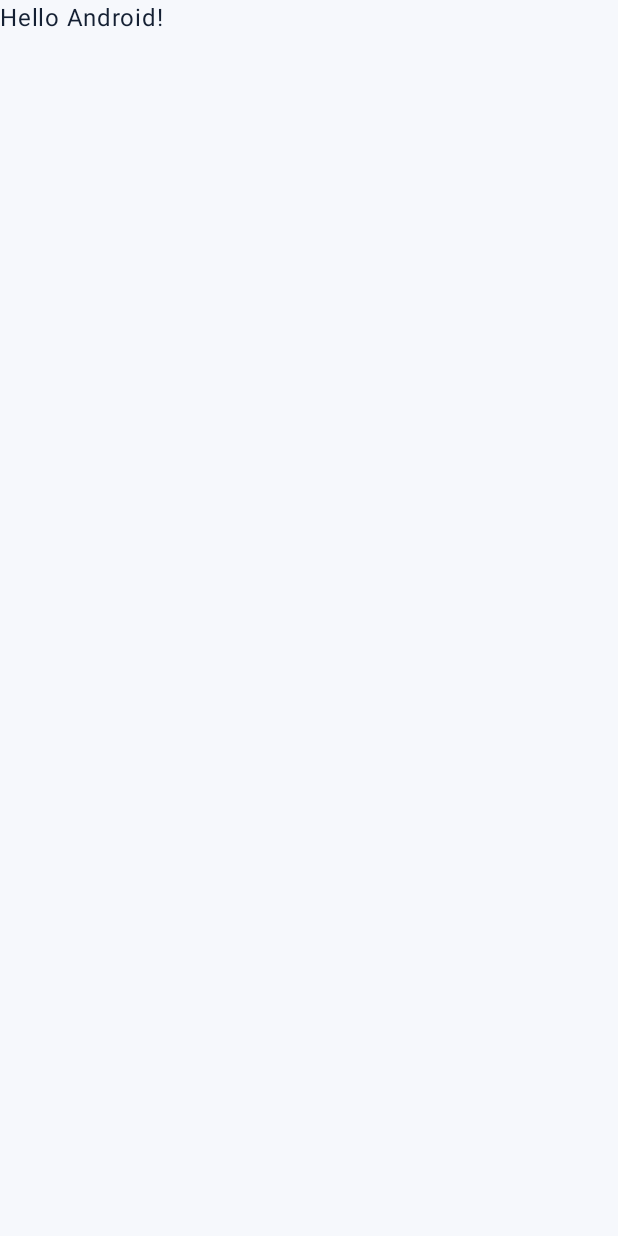
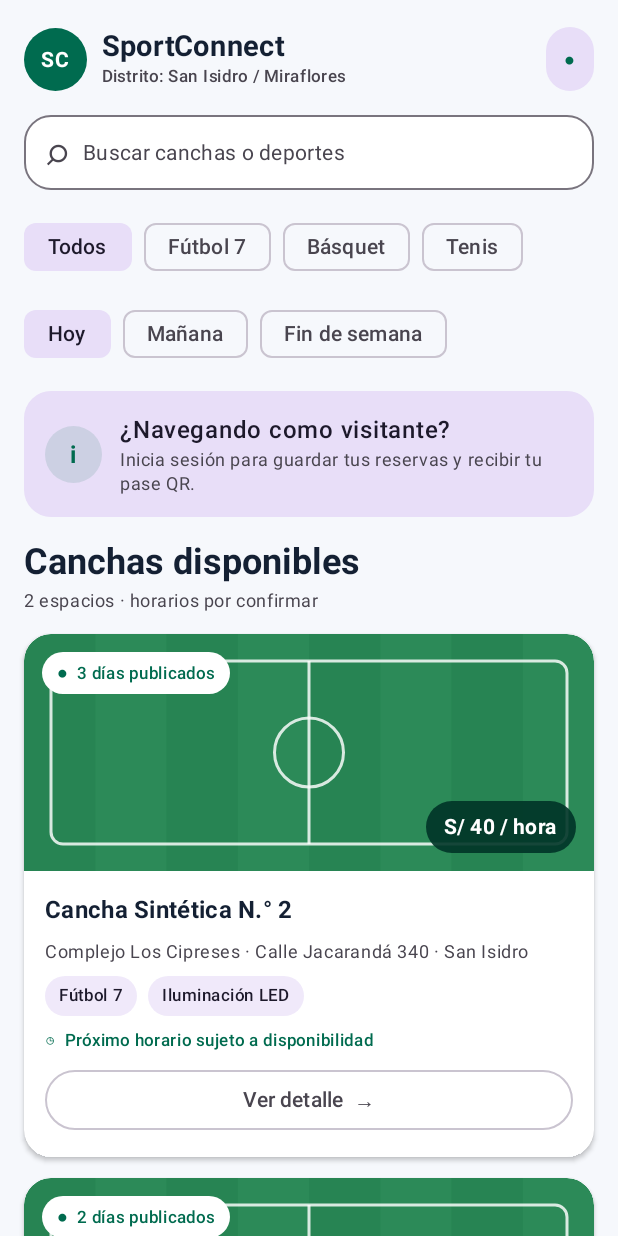
Before and after one commit to Mizaki92/SportConnect, an Android app built with Jetpack Compose: the screen it shows after launch (MainActivity), on a phone screen of 412 x 824 dp. Before the commit the screen is almost empty. Run offline under Robolectric (Android 15) with nearby library versions, the phone set to English and light mode, and no system bars.

Commit message:
feat(explorar): pantalla de explorar deportes.

```diff
--- a/app/src/main/java/com/grupo2/sportconnect/MainActivity.kt
+++ b/app/src/main/java/com/grupo2/sportconnect/MainActivity.kt
@@ -4,13 +4,7 @@ import android.os.Bundle
 import androidx.activity.ComponentActivity
 import androidx.activity.compose.setContent
 import androidx.activity.enableEdgeToEdge
-import androidx.compose.foundation.layout.fillMaxSize
-import androidx.compose.foundation.layout.padding
-import androidx.compose.material3.Scaffold
-import androidx.compose.material3.Text
-import androidx.compose.runtime.Composable
-import androidx.compose.ui.Modifier
-import androidx.compose.ui.tooling.preview.Preview
+import com.grupo2.sportconnect.ui.ExploreScreen
 import com.grupo2.sportconnect.ui.theme.SportConnectTheme
 
 class MainActivity : ComponentActivity() {
@@ -19,29 +13,8 @@ class MainActivity : ComponentActivity() {
         enableEdgeToEdge()
         setContent {
             SportConnectTheme {
-                Scaffold(modifier = Modifier.fillMaxSize()) { innerPadding ->
-                    Greeting(
-                        name = "Android",
-                        modifier = Modifier.padding(innerPadding)
-                    )
-                }
+                ExploreScreen()
             }
         }
     }
 }
-
-@Composable
-fun Greeting(name: String, modifier: Modifier = Modifier) {
-    Text(
-        text = "Hello $name!",
-        modifier = modifier
-    )
-}
-
-@Preview(showBackground = true)
-@Composable
-fun GreetingPreview() {
-    SportConnectTheme {
-        Greeting("Android")
-    }
-}
--- /dev/null
+++ b/app/src/main/java/com/grupo2/sportconnect/ui/ExploreScreen.kt
@@ -0,0 +1,526 @@
+package com.grupo2.sportconnect.ui
+
+import androidx.compose.foundation.Canvas
+import androidx.compose.foundation.background
+import androidx.compose.foundation.border
+import androidx.compose.foundation.horizontalScroll
+import androidx.compose.foundation.layout.Arrangement
+import androidx.compose.foundation.layout.Box
+import androidx.compose.foundation.layout.Column
+import androidx.compose.foundation.layout.Row
+import androidx.compose.foundation.layout.Spacer
+import androidx.compose.foundation.layout.fillMaxSize
+import androidx.compose.foundation.layout.fillMaxWidth
+import androidx.compose.foundation.layout.height
+import androidx.compose.foundation.layout.padding
+import androidx.compose.foundation.layout.safeDrawingPadding
+import androidx.compose.foundation.layout.size
+import androidx.compose.foundation.layout.width
+import androidx.compose.foundation.lazy.LazyColumn
+import androidx.compose.foundation.lazy.items
+import androidx.compose.foundation.rememberScrollState
+import androidx.compose.foundation.shape.CircleShape
+import androidx.compose.foundation.shape.RoundedCornerShape
+import androidx.compose.foundation.text.BasicTextField
+import androidx.compose.foundation.text.KeyboardOptions
+import androidx.compose.material3.AlertDialog
+import androidx.compose.material3.Card
+import androidx.compose.material3.CardDefaults
+import androidx.compose.material3.FilterChip
+import androidx.compose.material3.MaterialTheme
+import androidx.compose.material3.OutlinedButton
+import androidx.compose.material3.Surface
+import androidx.compose.material3.Text
+import androidx.compose.material3.TextButton
+import androidx.compose.runtime.Composable
+import androidx.compose.runtime.getValue
+import androidx.compose.runtime.mutableStateOf
+import androidx.compose.runtime.remember
+import androidx.compose.runtime.saveable.rememberSaveable
+import androidx.compose.runtime.setValue
+import androidx.compose.ui.Alignment
+import androidx.compose.ui.Modifier
+import androidx.compose.ui.draw.clip
+import androidx.compose.ui.draw.shadow
+import androidx.compose.ui.geometry.Offset
+import androidx.compose.ui.geometry.Size
+import androidx.compose.ui.graphics.Color
+import androidx.compose.ui.graphics.drawscope.Stroke
+import androidx.compose.ui.text.font.FontWeight
+import androidx.compose.ui.text.input.ImeAction
+import androidx.compose.ui.text.style.TextOverflow
+import androidx.compose.ui.unit.dp
+import androidx.compose.ui.unit.sp
+
+internal data class Court(
+    val name: String,
+    val venue: String,
+    val address: String,
+    val sport: String,
+    val surface: String,
+    val features: String,
+    val price: String,
+    val availableDays: Set<String>
+)
+
+internal val sampleCourts = listOf(
+    Court(
+        name = "Cancha Sintética N.° 2",
+        venue = "Complejo Los Cipreses",
+        address = "Calle Jacarandá 340 · San Isidro",
+        sport = "Fútbol 7",
+        surface = "Césped sintético",
+        features = "Iluminación LED",
+        price = "S/ 40",
+        availableDays = setOf("Hoy", "Mañana", "Fin de semana")
+    ),
+    Court(
+        name = "Losa Multiuso B",
+        venue = "Polideportivo Central",
+        address = "Av. del Ejército 1120 · Miraflores",
+        sport = "Básquet",
+        surface = "Piso de resina",
+        features = "Focos LED",
+        price = "Gratis",
+        availableDays = setOf("Hoy", "Fin de semana")
+    ),
+    Court(
+        name = "Cancha de tenis 1",
+        venue = "Complejo Los Cipreses",
+        address = "Calle Jacarandá 340 · San Isidro",
+        sport = "Tenis",
+        surface = "Superficie dura",
+        features = "Iluminación nocturna",
+        price = "S/ 25",
+        availableDays = setOf("Mañana")
+    )
+)
+
+internal fun filterCourts(
+    courts: List<Court>,
+    query: String,
+    sport: String,
+    day: String
+): List<Court> {
+    val normalizedQuery = query.trim()
+    return courts.filter { court ->
+        val matchesQuery = normalizedQuery.isEmpty() ||
+            listOf(court.name, court.venue, court.address, court.sport)
+                .any { it.contains(normalizedQuery, ignoreCase = true) }
+        val matchesSport = sport == "Todos" || court.sport == sport
+        val matchesDay = court.availableDays.contains(day)
+        matchesQuery && matchesSport && matchesDay
+    }
+}
+
+@Composable
+fun ExploreScreen() {
+    var query by rememberSaveable { mutableStateOf("") }
+    var selectedSport by rememberSaveable { mutableStateOf("Todos") }
+    var selectedDay by rememberSaveable { mutableStateOf("Hoy") }
+    var selectedCourt by remember { mutableStateOf<Court?>(null) }
+    val sports = listOf("Todos", "Fútbol 7", "Básquet", "Tenis")
+    val days = listOf("Hoy", "Mañana", "Fin de semana")
+    val filteredCourts = filterCourts(sampleCourts, query, selectedSport, selectedDay)
+    val colors = MaterialTheme.colorScheme
+
+    Box(
+        modifier = Modifier
+            .fillMaxSize()
+            .background(colors.background)
+            .safeDrawingPadding()
+            .padding(top = 8.dp)
+    ) {
+        LazyColumn(
+            modifier = Modifier.fillMaxSize(),
+            contentPadding = androidx.compose.foundation.layout.PaddingValues(
+                start = 16.dp,
+                top = 8.dp,
+                end = 16.dp,
+                bottom = 24.dp
+            ),
+            verticalArrangement = Arrangement.spacedBy(14.dp)
+        ) {
+            item {
+                Header()
+            }
+            item {
+                SearchField(
+                    query = query,
+                    onQueryChange = { query = it }
+                )
+            }
+            item {
+                Column(verticalArrangement = Arrangement.spacedBy(10.dp)) {
+                    FilterRow(
+                        options = sports,
+                        selected = selectedSport,
+                        onSelect = { selectedSport = it }
+                    )
+                    FilterRow(
+                        options = days,
+                        selected = selectedDay,
+                        onSelect = { selectedDay = it }
+                    )
+                }
+            }
+            item {
+                VisitorMessage()
+            }
+            item {
+                Column(verticalArrangement = Arrangement.spacedBy(2.dp)) {
+                    Text(
+                        text = "Canchas disponibles",
+                        style = MaterialTheme.typography.headlineSmall,
+                        fontWeight = FontWeight.Bold,
+                        color = colors.onBackground
+                    )
+                    Text(
+                        text = "${filteredCourts.size} espacios · horarios por confirmar",
+                        style = MaterialTheme.typography.bodySmall,
+                        color = colors.onSurfaceVariant
+                    )
+                }
+            }
+            if (filteredCourts.isEmpty()) {
+                item {
+                    EmptyResults()
+                }
+            } else {
+                items(filteredCourts, key = { it.name }) { court ->
+                    CourtCard(court = court, onDetails = { selectedCourt = court })
+                }
+            }
+        }
+    }
+
+    selectedCourt?.let { court ->
+        AlertDialog(
+            onDismissRequest = { selectedCourt = null },
+            title = { Text(court.name, fontWeight = FontWeight.Bold) },
+            text = {
+                Column(verticalArrangement = Arrangement.spacedBy(8.dp)) {
+                    Text(court.venue, fontWeight = FontWeight.SemiBold)
+                    Text(court.address)
+                    Text("${court.sport} · ${court.surface}")
+                    Text("Tarifa referencial: ${court.price} / hora")
+                    Text(
+                        "Esta vista usa datos de demostración. La disponibilidad real y las reservas se conectarán al backend en otro avance.",
+                        color = MaterialTheme.colorScheme.onSurfaceVariant
+                    )
+                }
+            },
+            confirmButton = {
+                TextButton(onClick = { selectedCourt = null }) {
+                    Text("Entendido")
+                }
+            }
+        )
+    }
+}
+
+@Composable
+private fun Header() {
+    Row(
+        modifier = Modifier
+            .fillMaxWidth()
+            .padding(vertical = 2.dp),
+        verticalAlignment = Alignment.CenterVertically
+    ) {
+        Box(
+            modifier = Modifier
+                .size(42.dp)
+                .clip(CircleShape)
+                .background(MaterialTheme.colorScheme.primary),
+            contentAlignment = Alignment.Center
+        ) {
+            Text("SC", color = Color.White, fontWeight = FontWeight.Bold, fontSize = 14.sp)
+        }
+        Spacer(Modifier.width(10.dp))
+        Column(modifier = Modifier.weight(1f)) {
+            Text(
+                "SportConnect",
+                fontSize = 19.sp,
+                fontWeight = FontWeight.Bold,
+                color = MaterialTheme.colorScheme.onBackground
+            )
+            Text(
+                "Distrito: San Isidro / Miraflores",
+                style = MaterialTheme.typography.labelSmall,
+                color = MaterialTheme.colorScheme.onSurfaceVariant
+            )
+        }
+        Surface(
+            shape = CircleShape,
+            color = MaterialTheme.colorScheme.secondaryContainer
+        ) {
+            Text(
+                text = "●",
+                modifier = Modifier.padding(horizontal = 12.dp, vertical = 9.dp),
+                color = MaterialTheme.colorScheme.primary,
+                fontSize = 12.sp
+            )
+        }
+    }
+}
+
+@Composable
+private fun SearchField(query: String, onQueryChange: (String) -> Unit) {
+    Surface(
+        modifier = Modifier
+            .fillMaxWidth()
+            .height(50.dp)
+            .border(1.dp, MaterialTheme.colorScheme.outline, RoundedCornerShape(18.dp)),
+        shape = RoundedCornerShape(18.dp),
+        color = MaterialTheme.colorScheme.surface
+    ) {
+        Row(
+            modifier = Modifier.padding(horizontal = 14.dp),
+            verticalAlignment = Alignment.CenterVertically
+        ) {
+            Text("⌕", fontSize = 25.sp, color = MaterialTheme.colorScheme.onSurfaceVariant)
+            Spacer(Modifier.width(9.dp))
+            BasicTextField(
+                value = query,
+                onValueChange = onQueryChange,
+                modifier = Modifier.fillMaxWidth(),
+                singleLine = true,
+                keyboardOptions = KeyboardOptions(imeAction = ImeAction.Search),
+                textStyle = MaterialTheme.typography.bodyMedium.copy(
+                    color = MaterialTheme.colorScheme.onSurface
+                ),
+                decorationBox = { innerTextField ->
+                    Box {
+                        if (query.isEmpty()) {
+                            Text(
+                                "Buscar canchas o deportes",
+                                color = MaterialTheme.colorScheme.onSurfaceVariant,
+                                style = MaterialTheme.typography.bodyMedium
+                            )
+                        }
+                        innerTextField()
+                    }
+                }
+            )
+        }
+    }
+}
+
+@Composable
+private fun FilterRow(
+    options: List<String>,
+    selected: String,
+    onSelect: (String) -> Unit
+) {
+    Row(
+        modifier = Modifier.horizontalScroll(rememberScrollState()),
+        horizontalArrangement = Arrangement.spacedBy(8.dp)
+    ) {
+        options.forEach { option ->
+            FilterChip(
+                selected = selected == option,
+                onClick = { onSelect(option) },
+                label = { Text(option) }
+            )
+        }
+    }
+}
+
+@Composable
+private fun VisitorMessage() {
+    Card(
+        colors = CardDefaults.cardColors(containerColor = MaterialTheme.colorScheme.secondaryContainer),
+        shape = RoundedCornerShape(18.dp)
+    ) {
+        Row(
+            modifier = Modifier.padding(14.dp),
+            verticalAlignment = Alignment.CenterVertically
+        ) {
+            Box(
+                modifier = Modifier
+                    .size(38.dp)
+                    .clip(CircleShape)
+                    .background(MaterialTheme.colorScheme.primary.copy(alpha = 0.12f)),
+                contentAlignment = Alignment.Center
+            ) {
+                Text("i", color = MaterialTheme.colorScheme.primary, fontWeight = FontWeight.Bold)
+            }
+            Spacer(Modifier.width(12.dp))
+            Column {
+                Text("¿Navegando como visitante?", fontWeight = FontWeight.SemiBold)
+                Text(
+                    "Inicia sesión para guardar tus reservas y recibir tu pase QR.",
+                    style = MaterialTheme.typography.bodySmall,
+                    color = MaterialTheme.colorScheme.onSurfaceVariant
+                )
+            }
+        }
+    }
+}
+
+@Composable
+private fun CourtCard(court: Court, onDetails: () -> Unit) {
+    Card(
+        modifier = Modifier
+            .fillMaxWidth()
+            .shadow(2.dp, RoundedCornerShape(18.dp)),
+        shape = RoundedCornerShape(18.dp),
+        colors = CardDefaults.cardColors(containerColor = MaterialTheme.colorScheme.surface)
+    ) {
+        Column {
+            CourtArtwork(court = court)
+            Column(
+                modifier = Modifier.padding(14.dp),
+                verticalArrangement = Arrangement.spacedBy(8.dp)
+            ) {
+                Text(
+                    text = court.name,
+                    style = MaterialTheme.typography.titleMedium,
+                    fontWeight = FontWeight.Bold,
+                    maxLines = 1,
+                    overflow = TextOverflow.Ellipsis
+                )
+                Text(
+                    text = "${court.venue} · ${court.address}",
+                    style = MaterialTheme.typography.bodySmall,
+                    color = MaterialTheme.colorScheme.onSurfaceVariant,
+                    maxLines = 2,
+                    overflow = TextOverflow.Ellipsis
+                )
+                Row(horizontalArrangement = Arrangement.spacedBy(7.dp)) {
+                    DetailTag(court.sport)
+                    DetailTag(court.features)
+                }
+                Text(
+                    text = "◷  Próximo horario sujeto a disponibilidad",
+                    style = MaterialTheme.typography.labelSmall,
+                    color = MaterialTheme.colorScheme.primary
+                )
+                OutlinedButton(
+                    onClick = onDetails,
+                    modifier = Modifier.fillMaxWidth()
+                ) {
+                    Text("Ver detalle")
+                    Spacer(Modifier.width(6.dp))
+                    Text("→")
+                }
+            }
+        }
+    }
+}
+
+@Composable
+private fun CourtArtwork(court: Court) {
+    Box(
+        modifier = Modifier
+            .fillMaxWidth()
+            .height(158.dp)
+            .clip(RoundedCornerShape(topStart = 18.dp, topEnd = 18.dp))
+    ) {
+        Canvas(
+            modifier = Modifier
+                .fillMaxSize()
+                .background(Color(0xFF2C8A58))
+        ) {
+            val stripeWidth = size.width / 8
+            for (stripe in 0..7) {
+                if (stripe % 2 == 0) {
+                    drawRect(
+                        color = Color(0xFF23804F).copy(alpha = 0.55f),
+                        topLeft = Offset(stripe * stripeWidth, 0f),
+                        size = Size(stripeWidth, size.height)
+                    )
+                }
+            }
+            val inset = 18.dp.toPx()
+            drawRoundRect(
+                color = Color.White.copy(alpha = 0.82f),
+                topLeft = Offset(inset, inset),
+                size = Size(size.width - inset * 2, size.height - inset * 2),
+                cornerRadius = androidx.compose.ui.geometry.CornerRadius(8.dp.toPx()),
+                style = Stroke(width = 2.dp.toPx())
+            )
+            drawLine(
+                color = Color.White.copy(alpha = 0.82f),
+                start = Offset(size.width / 2, inset),
+                end = Offset(size.width / 2, size.height - inset),
+                strokeWidth = 2.dp.toPx()
+            )
+            drawCircle(
+                color = Color.White.copy(alpha = 0.82f),
+                radius = 23.dp.toPx(),
+                center = Offset(size.width / 2, size.height / 2),
+                style = Stroke(width = 2.dp.toPx())
+            )
+        }
+        Surface(
+            modifier = Modifier
+                .align(Alignment.TopStart)
+                .padding(12.dp),
+            color = Color.White,
+            shape = RoundedCornerShape(30.dp)
+        ) {
+            Text(
+                "●  ${court.availableDays.size} días publicados",
+                modifier = Modifier.padding(horizontal = 10.dp, vertical = 6.dp),
+                color = MaterialTheme.colorScheme.primary,
+                style = MaterialTheme.typography.labelSmall,
+                fontWeight = FontWeight.SemiBold
+            )
+        }
+        Surface(
+            modifier = Modifier
+                .align(Alignment.BottomEnd)
+                .padding(12.dp),
+            color = Color(0xE6003527),
+            shape = RoundedCornerShape(30.dp)
+        ) {
+            Text(
+                text = if (court.price == "Gratis") "Gratis" else "${court.price} / hora",
+                modifier = Modifier.padding(horizontal = 12.dp, vertical = 7.dp),
+                color = Color.White,
+                fontWeight = FontWeight.Bold,
+                style = MaterialTheme.typography.labelLarge
+            )
+        }
+    }
+}
+
+@Composable
+private fun DetailTag(label: String) {
+    Surface(
+        color = MaterialTheme.colorScheme.secondaryContainer.copy(alpha = 0.65f),
+        shape = RoundedCornerShape(30.dp)
+    ) {
+        Text(
+            text = label,
+            modifier = Modifier.padding(horizontal = 9.dp, vertical = 5.dp),
+            style = MaterialTheme.typography.labelSmall,
+            color = MaterialTheme.colorScheme.onSecondaryContainer,
+            maxLines = 1
+        )
+    }
+}
+
+@Composable
+private fun EmptyResults() {
+    Card(
+        modifier = Modifier.fillMaxWidth(),
+        colors = CardDefaults.cardColors(containerColor = MaterialTheme.colorScheme.surface)
+    ) {
+        Column(
+            modifier = Modifier
+                .fillMaxWidth()
+                .padding(24.dp),
+            horizontalAlignment = Alignment.CenterHorizontally
+        ) {
+            Text("No hay canchas con esos filtros", fontWeight = FontWeight.SemiBold)
+            Text(
+                "Prueba con otro deporte, fecha o término de búsqueda.",
+                modifier = Modifier.padding(top = 6.dp),
+                color = MaterialTheme.colorScheme.onSurfaceVariant,
+                style = MaterialTheme.typography.bodySmall
+            )
+        }
+    }
+}
```
Also changed, not shown: 1 other file.
